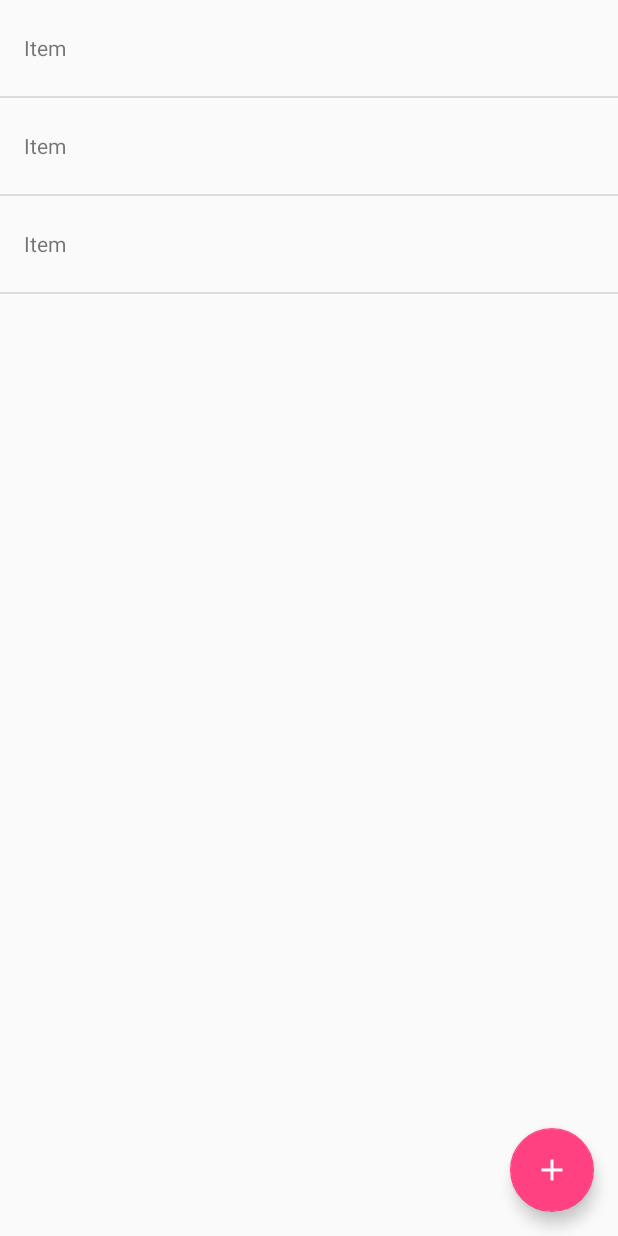
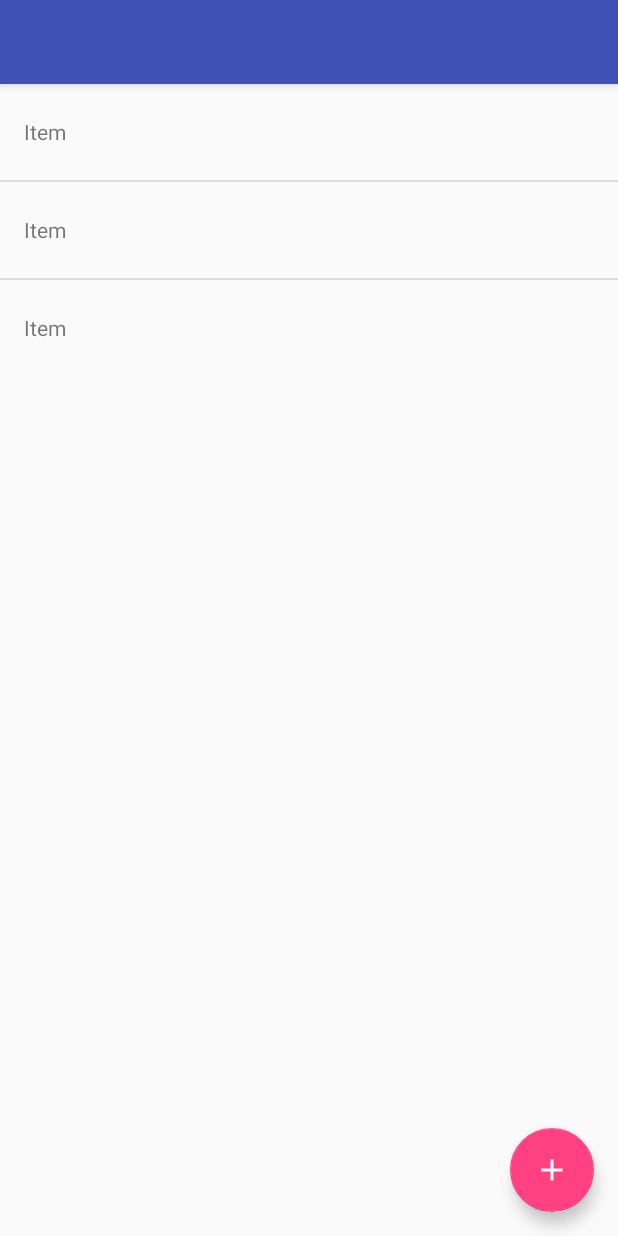
Before and after one commit to crazymaik/shoppi, an Android app: the layout activity_main.xml on its own in the app's theme, with its tools: preview values and no code run, on a phone screen of 412 x 824 dp. Run offline under Robolectric (Android 15) with nearby library versions, the phone set to English and light mode, and no system bars.

Commit message:
Replace ActionBar with Toolbar

```diff
--- a/app/src/main/java/org/bitbrothers/shoppi/ui/activity/MainActivity.java
+++ b/app/src/main/java/org/bitbrothers/shoppi/ui/activity/MainActivity.java
@@ -3,6 +3,7 @@ package org.bitbrothers.shoppi.ui.activity;
 import android.os.Bundle;
 import android.os.StrictMode;
 import android.support.design.widget.FloatingActionButton;
+import android.support.v7.widget.Toolbar;
 import android.widget.ListView;
 
 import org.bitbrothers.shoppi.R;
@@ -15,14 +16,11 @@ import org.bitbrothers.shoppi.ui.fragment.AddShoppingItemDialogFragment;
 
 import java.util.List;
 
-import io.reactivex.disposables.Disposable;
-
 public class MainActivity
         extends BaseAppCompatActivity
         implements MainPresenter.View {
 
     private ShoppingItemsAdapter shoppingItemsAdapter;
-    private Disposable getAllDisposable;
 
     @Override
     protected void onCreate(Bundle savedInstanceState) {
@@ -40,6 +38,9 @@ public class MainActivity
                 .build());
 
         setContentView(R.layout.activity_main);
+
+        Toolbar toolbar = findViewById(R.id.toolbar);
+        setSupportActionBar(toolbar);
 
         shoppingItemsAdapter = new ShoppingItemsAdapter(getLayoutInflater());
 
--- a/app/src/main/res/layout/activity_main.xml
+++ b/app/src/main/res/layout/activity_main.xml
@@ -7,10 +7,21 @@
     android:layout_height="match_parent"
     tools:context=".ui.activity.MainActivity">
 
+    <android.support.v7.widget.Toolbar
+        android:id="@+id/toolbar"
+        android:layout_width="match_parent"
+        android:layout_height="?attr/actionBarSize"
+        android:background="?attr/colorPrimary"
+        android:elevation="4dp"
+        android:theme="@style/ThemeOverlay.AppCompat.Dark.ActionBar"
+        app:layout_constraintBottom_toTopOf="@android:id/list"
+        app:popupTheme="@style/ThemeOverlay.AppCompat.Light" />
+
     <ListView
         android:id="@android:id/list"
         android:layout_width="match_parent"
-        android:layout_height="match_parent"
+        android:layout_height="0dp"
+        app:layout_constraintTop_toBottomOf="@id/toolbar"
         tools:listitem="@layout/li_shopping_item" />
 
     <android.support.design.widget.FloatingActionButton
--- a/app/src/main/res/values/styles.xml
+++ b/app/src/main/res/values/styles.xml
@@ -1,7 +1,7 @@
 <resources>
 
     <!-- Base application theme. -->
-    <style name="AppTheme" parent="Theme.AppCompat.Light.DarkActionBar">
+    <style name="AppTheme" parent="Theme.AppCompat.Light.NoActionBar">
         <!-- Customize your theme here. -->
         <item name="colorPrimary">@color/colorPrimary</item>
         <item name="colorPrimaryDark">@color/colorPrimaryDark</item>
```
